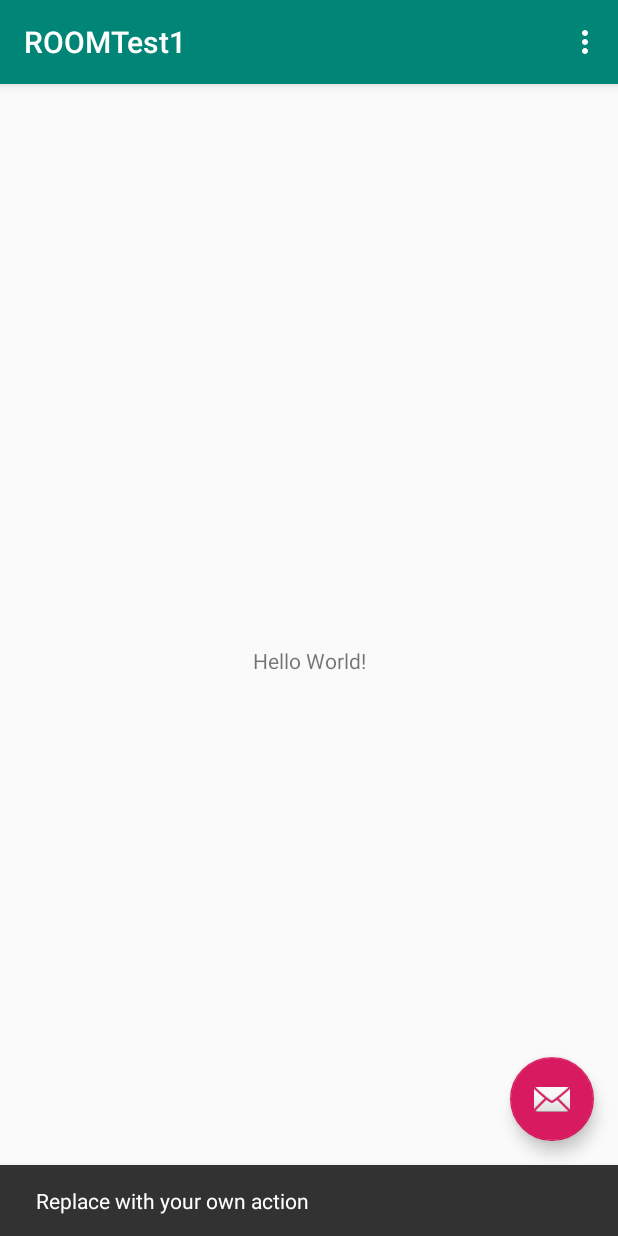
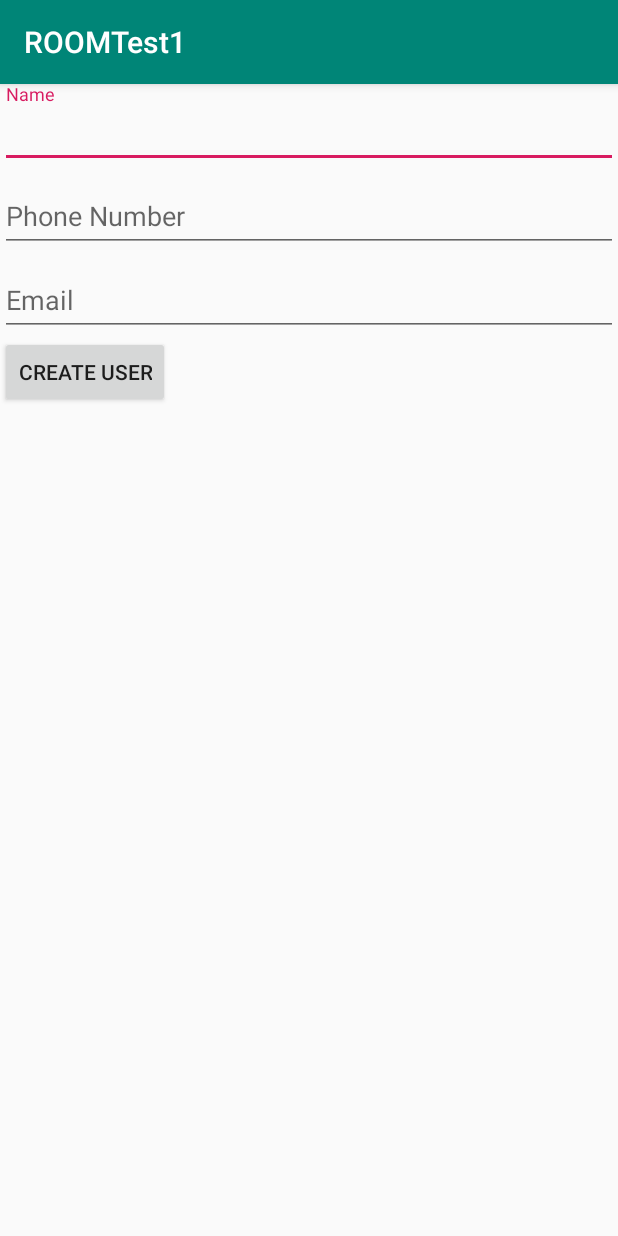
Before and after one commit to Chris8018/room_test_1, an Android app: the screen it shows after launch (MainActivity before the commit, CreateUser after it), after a tap on an icon or button, on a phone screen of 412 x 824 dp. Run offline under Robolectric (Android 15) with nearby library versions, the phone set to English and light mode, and no system bars.

Commit message:
Add Create User activity

```diff
--- a/app/build.gradle
+++ b/app/build.gradle
@@ -9,6 +9,7 @@ android {
         versionCode 1
         versionName "1.0"
         testInstrumentationRunner "android.support.test.runner.AndroidJUnitRunner"
+        vectorDrawables.useSupportLibrary true
     }
     buildTypes {
         release {
@@ -16,10 +17,14 @@ android {
             proguardFiles getDefaultProguardFile('proguard-android-optimize.txt'), 'proguard-rules.pro'
         }
     }
+    compileOptions {
+        sourceCompatibility JavaVersion.VERSION_1_8
+        targetCompatibility JavaVersion.VERSION_1_8
+    }
 }
 
 dependencies {
-    implementation fileTree(dir: 'libs', include: ['*.jar'])
+    implementation fileTree(include: ['*.jar'], dir: 'libs')
     implementation 'com.android.support:appcompat-v7:28.0.0'
     implementation 'com.android.support.constraint:constraint-layout:1.1.3'
     implementation 'com.android.support:design:28.0.0'
--- a/app/src/main/AndroidManifest.xml
+++ b/app/src/main/AndroidManifest.xml
@@ -19,6 +19,7 @@
                 <category android:name="android.intent.category.LAUNCHER" />
             </intent-filter>
         </activity>
+        <activity android:name=".CreateUser"/>
     </application>
 
 </manifest>
--- /dev/null
+++ b/app/src/main/java/com/example/roomtest1/CreateUser.java
@@ -0,0 +1,32 @@
+package com.example.roomtest1;
+
+import android.os.Bundle;
+import android.support.v7.app.AppCompatActivity;
+import android.util.Log;
+import android.widget.Button;
+import android.widget.EditText;
+
+public class CreateUser extends AppCompatActivity {
+
+    private static final String TAG = "CreateUserActivity";
+
+    EditText name;
+    EditText phone;
+    EditText email;
+    Button button;
+
+    @Override
+    public void onCreate(Bundle savedInstanceState) {
+        super.onCreate(savedInstanceState);
+        setContentView(R.layout.create_user);
+
+        name = findViewById(R.id.name);
+        phone = findViewById(R.id.phone);
+        email = findViewById(R.id.email);
+
+        button = findViewById(R.id.button);
+        button.setOnClickListener(view -> {
+            Log.d(TAG, "Create User button is pressed");
+        });
+    }
+}
--- a/app/src/main/java/com/example/roomtest1/MainActivity.java
+++ b/app/src/main/java/com/example/roomtest1/MainActivity.java
@@ -1,15 +1,21 @@
 package com.example.roomtest1;
 
+import android.content.Intent;
 import android.os.Bundle;
 import android.support.design.widget.FloatingActionButton;
 import android.support.design.widget.Snackbar;
 import android.support.v7.app.AppCompatActivity;
 import android.support.v7.widget.Toolbar;
+import android.util.Log;
 import android.view.View;
 import android.view.Menu;
 import android.view.MenuItem;
 
 public class MainActivity extends AppCompatActivity {
+
+    private static final String TAG = "MainActivity";
+
+    FloatingActionButton fab;
 
     @Override
     protected void onCreate(Bundle savedInstanceState) {
@@ -18,35 +24,10 @@ public class MainActivity extends AppCompatActivity {
         Toolbar toolbar = findViewById(R.id.toolbar);
         setSupportActionBar(toolbar);
 
-        FloatingActionButton fab = findViewById(R.id.fab);
-        fab.setOnClickListener(new View.OnClickListener() {
-            @Override
-            public void onClick(View view) {
-                Snackbar.make(view, "Replace with your own action", Snackbar.LENGTH_LONG)
-                        .setAction("Action", null).show();
-            }
+        fab = findViewById(R.id.fab);
+        fab.setOnClickListener(view -> {
+            Log.d(TAG, "FAB is pressed");
+            startActivity(new Intent(MainActivity.this, CreateUser.class));
         });
     }
-
-    @Override
-    public boolean onCreateOptionsMenu(Menu menu) {
-        // Inflate the menu; this adds items to the action bar if it is present.
-        getMenuInflater().inflate(R.menu.menu_main, menu);
-        return true;
-    }
-
-    @Override
-    public boolean onOptionsItemSelected(MenuItem item) {
-        // Handle action bar item clicks here. The action bar will
-        // automatically handle clicks on the Home/Up button, so long
-        // as you specify a parent activity in AndroidManifest.xml.
-        int id = item.getItemId();
-
-        //noinspection SimplifiableIfStatement
-        if (id == R.id.action_settings) {
-            return true;
-        }
-
-        return super.onOptionsItemSelected(item);
-    }
 }
--- /dev/null
+++ b/app/src/main/res/drawable/ic_add_black_24dp.xml
@@ -0,0 +1,5 @@
+<vector android:height="24dp" android:tint="#FFFFFF"
+    android:viewportHeight="24.0" android:viewportWidth="24.0"
+    android:width="24dp" xmlns:android="http://schemas.android.com/apk/res/android">
+    <path android:fillColor="#FF000000" android:pathData="M19,13h-6v6h-2v-6H5v-2h6V5h2v6h6v2z"/>
+</vector>
--- a/app/src/main/res/layout/activity_main.xml
+++ b/app/src/main/res/layout/activity_main.xml
@@ -28,6 +28,6 @@
         android:layout_height="wrap_content"
         android:layout_gravity="bottom|end"
         android:layout_margin="@dimen/fab_margin"
-        app:srcCompat="@android:drawable/ic_dialog_email" />
+        app:srcCompat="@drawable/ic_add_black_24dp" />
 
 </android.support.design.widget.CoordinatorLayout>
--- a/app/src/main/res/layout/content_main.xml
+++ b/app/src/main/res/layout/content_main.xml
@@ -8,10 +8,9 @@
     tools:context=".MainActivity"
     tools:showIn="@layout/activity_main">
 
-    <TextView
-        android:layout_width="wrap_content"
-        android:layout_height="wrap_content"
-        android:text="Hello World!"
+    <android.support.v7.widget.RecyclerView
+        android:layout_width="0dp"
+        android:layout_height="0dp"
         app:layout_constraintBottom_toBottomOf="parent"
         app:layout_constraintLeft_toLeftOf="parent"
         app:layout_constraintRight_toRightOf="parent"
--- /dev/null
+++ b/app/src/main/res/layout/create_user.xml
@@ -0,0 +1,45 @@
+<?xml version="1.0" encoding="utf-8"?>
+<LinearLayout xmlns:android="http://schemas.android.com/apk/res/android"
+    android:layout_width="match_parent"
+    android:layout_height="wrap_content"
+    android:orientation="vertical">
+
+    <android.support.design.widget.TextInputLayout
+        android:layout_width="match_parent"
+        android:layout_height="wrap_content">
+
+        <android.support.design.widget.TextInputEditText
+            android:id="@+id/name"
+            android:layout_width="match_parent"
+            android:layout_height="wrap_content"
+            android:hint="Name" />
+    </android.support.design.widget.TextInputLayout>
+
+    <android.support.design.widget.TextInputLayout
+        android:layout_width="match_parent"
+        android:layout_height="wrap_content">
+
+        <android.support.design.widget.TextInputEditText
+            android:id="@+id/phone"
+            android:layout_width="match_parent"
+            android:layout_height="wrap_content"
+            android:hint="Phone Number" />
+    </android.support.design.widget.TextInputLayout>
+
+    <android.support.design.widget.TextInputLayout
+        android:layout_width="match_parent"
+        android:layout_height="wrap_content">
+
+        <android.support.design.widget.TextInputEditText
+            android:id="@+id/email"
+            android:layout_width="match_parent"
+            android:layout_height="wrap_content"
+            android:hint="Email" />
+    </android.support.design.widget.TextInputLayout>
+
+    <Button
+        android:id="@+id/button"
+        android:layout_width="wrap_content"
+        android:layout_height="wrap_content"
+        android:text="Create User" />
+</LinearLayout>
```
